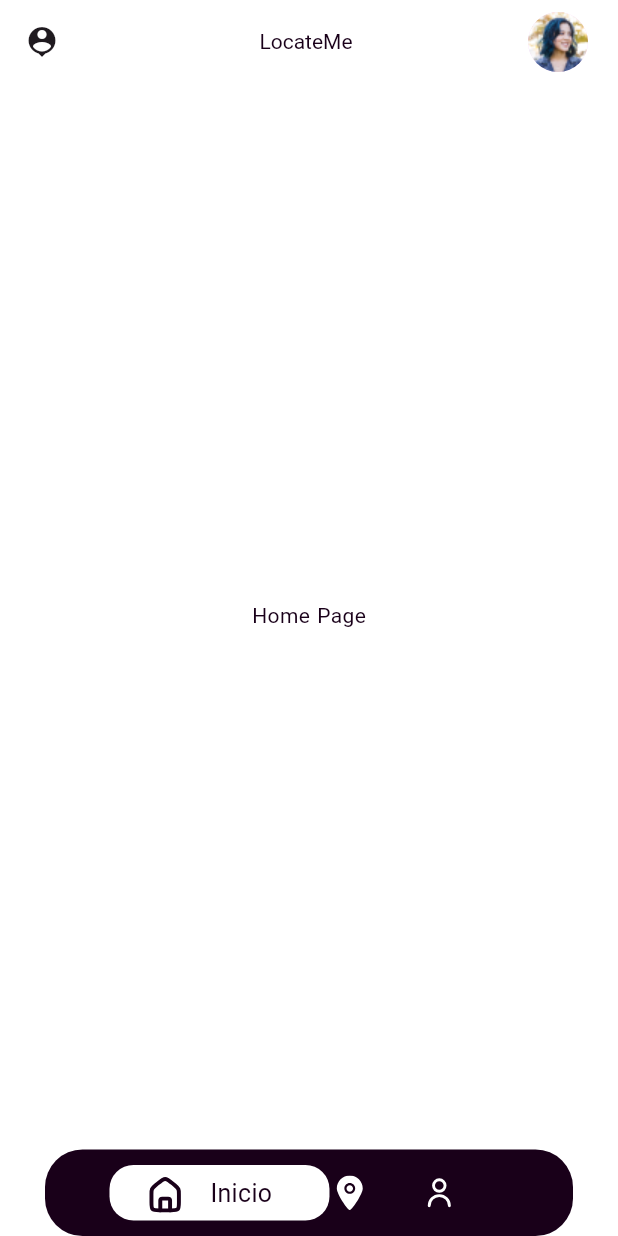
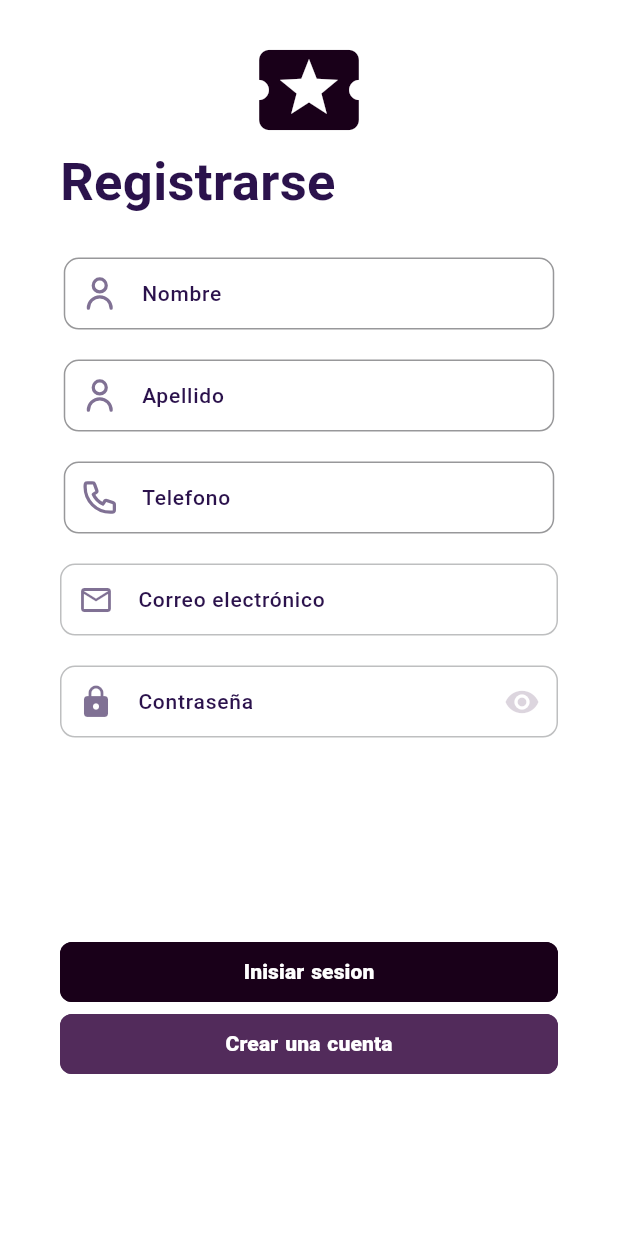
Before and after one commit to JhonatanAlvarezDhoz/LocateMe, a Flutter app: the screen it shows after launch, on a phone screen of 412 x 824 dp. Run offline on Flutter 3.47's test engine with Material 3 defaults, Android fonts, the phone set to English and light mode, and no system bars; drawn by our look-alikes of flutter_form_builder; our stand-ins replace animate_do, flutter_svg, form_builder_validators, image_picker, isar, mobx; accounts and stored records are empty; generated files the repository leaves out were written again; Roboto replaces fonts that are missing (Poppins).

Commit message:
logien an register view

```diff
--- a/lib/base/ui/page/splash_page.dart
+++ b/lib/base/ui/page/splash_page.dart
@@ -17,7 +17,7 @@ class _SplashPageState extends State<SplashPage> {
   void initState() {
     Future.delayed(const Duration(seconds: 5), () async {
       // in this point you can add functionality for init or validadte sesion
-      Navigator.of(context).pushReplacementNamed(AppRoutes.baseePage);
+      Navigator.of(context).pushReplacementNamed(AppRoutes.registerPage);
     });
     super.initState();
   }
@@ -38,6 +38,7 @@ class _SplashPageState extends State<SplashPage> {
                 child: const Icon(
                   Icons.location_on,
                   color: ThemeColors.white,
+                  size: 60,
                 )
                 // Image.asset(
                 //   "assets/images/logotitle.png",
--- /dev/null
+++ b/lib/base/widgets/custom_borders.dart
@@ -0,0 +1,18 @@
+import 'package:flutter/material.dart';
+
+class NoneOutlineInputBorder extends OutlineInputBorder {
+  NoneOutlineInputBorder()
+      : super(
+          borderSide: const NoneBorderSide(),
+          borderRadius: BorderRadius.circular(10.0),
+        );
+}
+
+class NoneBorderSide extends BorderSide {
+  const NoneBorderSide()
+      : super(
+          color: Colors.white,
+          width: 0,
+          style: BorderStyle.none,
+        );
+}
--- a/lib/base/widgets/custom_button.dart
+++ b/lib/base/widgets/custom_button.dart
@@ -27,7 +27,7 @@ class CustomButton extends ElevatedButton {
               elevation: WidgetStateProperty.all(elevation ?? 0),
               shape: WidgetStateProperty.all<RoundedRectangleBorder>(
                 RoundedRectangleBorder(
-                  borderRadius: borderRadius ?? BorderRadius.circular(20),
+                  borderRadius: borderRadius ?? BorderRadius.circular(8),
                   side: BorderSide(
                       color: borderColor ?? color ?? ThemeColors.white),
                 ),
--- a/lib/base/widgets/custom_text_form_field.dart
+++ b/lib/base/widgets/custom_text_form_field.dart
@@ -17,6 +17,7 @@ class CustomTextFormField extends StatelessWidget {
   final Color? borderColor;
   final Color? enabledBorderColor;
   final Color? hintColor;
+  final Color? labelColor;
   final Color? errorTextColor;
   final double? maxHeight;
   final double? maxWidth;
@@ -25,9 +26,11 @@ class CustomTextFormField extends StatelessWidget {
   final double fontSizeLabel;
   final int maxLines;
   final FontWeight fontWeightHint;
+  final FontWeight labelWeight;
+  final TextInputType? keyboardType;
 
-  const CustomTextFormField({
-    super.key,
+  const CustomTextFormField(
+      {super.key,
       required this.name,
       this.labelText,
       this.hintText,
@@ -42,18 +45,22 @@ class CustomTextFormField extends StatelessWidget {
       this.errorTextColor,
       this.maxHeight,
       this.maxWidth,
-    this.borderWidth = 1.8,
+      this.labelColor,
+      this.borderWidth = 1,
       this.fontSizeHint = 14,
       this.fontSizeLabel = 18,
       this.fontWeightHint = FontWeight.w300,
+      this.labelWeight = FontWeight.w500,
       required this.maxLines,
       this.iconRoute,
-  });
+      this.keyboardType = TextInputType.text,
+      required FormFieldValidator<String> validator});
 
   @override
   Widget build(BuildContext context) {
     return FormBuilderTextField(
       name: name,
+      keyboardType: keyboardType,
       initialValue: initialValue,
       autovalidateMode: AutovalidateMode
           .onUserInteraction, // Cambia este modo según tu preferencia
@@ -70,6 +77,12 @@ class CustomTextFormField extends StatelessWidget {
         ),
         filled: isFilled,
         fillColor: isFilled ? ThemeColors.white : Colors.transparent,
+        labelText: labelText,
+        labelStyle: TextStyle(
+          fontSize: fontSizeLabel,
+          fontWeight: labelWeight,
+          color: labelColor ?? ThemeColors.secondary,
+        ),
         hintText: hintText,
         hintStyle: TextStyle(
           fontSize: fontSizeHint,
@@ -86,9 +99,10 @@ class CustomTextFormField extends StatelessWidget {
                 padding: const EdgeInsets.all(11.0),
                 child: SvgPicture.asset(
                   iconRoute!,
+                  width: 4,
                   fit: BoxFit.contain,
-                  colorFilter: const ColorFilter.mode(
-                    ThemeColors.ligth,
+                  colorFilter: ColorFilter.mode(
+                    ThemeColors.secondary.withOpacity(0.6),
                     BlendMode.srcIn,
                   ),
                 ),
@@ -98,7 +112,7 @@ class CustomTextFormField extends StatelessWidget {
         enabledBorder: OutlineInputBorder(
           borderSide: BorderSide(
             width: borderWidth,
-            color: enabledBorderColor ?? ThemeColors.ligth.withOpacity(0.8),
+            color: enabledBorderColor ?? ThemeColors.whiteGray,
           ),
           borderRadius: BorderRadius.circular(10),
         ),
--- /dev/null
+++ b/lib/base/widgets/w_rounded_text_form_field.dart
@@ -0,0 +1,128 @@
+// ignore_for_file: overridden_fields
+
+import 'package:flutter/material.dart';
+
+import 'package:flutter_form_builder/flutter_form_builder.dart';
+import 'package:locate_me/base/widgets/widgets.dart';
+import 'package:locate_me/theme/theme_colors.dart';
+
+class RoundedTextFormField extends FormBuilderTextField {
+  final String? labelText;
+  final String? errorText;
+  final String? hintText;
+  final Widget? prefixIcon;
+  final Widget? suffixIcon;
+  final bool isFilled;
+  final Color? errorTextColor;
+  final Color? borderColor;
+  final Color? enabledBorderColor;
+  final Color? enabledFillColor;
+  final Color? hintColor;
+  final Color? labelColor;
+  final double? maxHeight;
+  final double? maxWidth;
+  final double? borderWidth;
+  final double? fontSizeLabel;
+  final double? fontSizeHint;
+  final FontWeight? fontWeightHint;
+  final FontWeight? labelWeight;
+  @override
+  final String? initialValue;
+  @override
+  final bool readOnly;
+
+  RoundedTextFormField({
+    super.controller,
+    super.keyboardType,
+    super.minLines,
+    super.maxLines,
+    this.errorText,
+    required super.name,
+    this.labelText,
+    this.hintText,
+    super.validator,
+    super.obscureText = false,
+    this.prefixIcon,
+    this.suffixIcon,
+    this.isFilled = false,
+    this.errorTextColor,
+    this.borderColor,
+    this.enabledFillColor,
+    this.enabledBorderColor,
+    this.initialValue,
+    this.readOnly = false,
+    this.maxHeight,
+    this.maxWidth,
+    this.labelWeight,
+    this.borderWidth,
+    this.fontSizeHint,
+    this.fontSizeLabel,
+    this.fontWeightHint,
+    this.hintColor,
+    this.labelColor,
+    super.textAlign,
+    super.onTap,
+    super.key,
+  }) : super(
+            initialValue: initialValue,
+            readOnly: readOnly,
+            decoration: InputDecoration(
+              constraints: BoxConstraints(
+                  maxHeight: maxHeight ?? double.infinity,
+                  maxWidth: maxWidth ?? double.infinity),
+              filled: isFilled,
+              fillColor: isFilled
+                  ? enabledFillColor ?? ThemeColors.white
+                  : Colors.transparent,
+              hintText: hintText,
+              labelText: labelText,
+              labelStyle: TextStyle(
+                  fontSize: fontSizeLabel ?? 18,
+                  color: labelColor ?? ThemeColors.secondary,
+                  fontWeight: labelWeight ?? FontWeight.w500),
+              prefixIcon: prefixIcon,
+              suffixIcon: suffixIcon,
+              hintStyle: TextStyle(
+                fontSize: fontSizeHint ?? 14,
+                fontWeight: fontWeightHint,
+                color: hintColor ?? ThemeColors.whiteGray,
+              ),
+              errorMaxLines: 3,
+              errorStyle: TextStyle(
+                color: errorTextColor,
+                overflow: TextOverflow.clip,
+                fontWeight: FontWeight.bold,
+              ),
+              contentPadding: const EdgeInsets.fromLTRB(20.0, 0.0, 20.0, 0.0),
+              focusedBorder: isFilled
+                  ? NoneOutlineInputBorder()
+                  : OutlineInputBorder(
+                      borderSide: BorderSide(
+                        color: enabledBorderColor ?? ThemeColors.whiteGray,
+                      ),
+                    ),
+              enabledBorder: isFilled
+                  ? (enabledBorderColor != null
+                      ? OutlineInputBorder(
+                          borderSide: BorderSide(
+                            width: borderWidth ?? 1,
+                            color: enabledBorderColor,
+                          ),
+                          borderRadius: BorderRadius.circular(10),
+                        )
+                      : NoneOutlineInputBorder())
+                  : (OutlineInputBorder(
+                      borderSide: BorderSide(
+                        width: borderWidth ?? 1.8,
+                        color: borderColor ??
+                            ThemeColors.tertiary.withOpacity(0.3),
+                      ),
+                      borderRadius: BorderRadius.circular(10),
+                    )),
+              border: isFilled
+                  ? NoneOutlineInputBorder()
+                  : OutlineInputBorder(
+                      borderRadius: BorderRadius.circular(10),
+                    ),
+            ));
+}
--- a/lib/base/widgets/widgets.dart
+++ b/lib/base/widgets/widgets.dart
@@ -1,3 +1,6 @@
+export 'package:locate_me/base/widgets/custom_borders.dart';
+export 'package:locate_me/base/widgets/w_rounded_text_form_field.dart';
+
 export 'package:locate_me/base/widgets/w_profile_buttom.dart';
 
 export 'package:locate_me/base/widgets/w_custom_app_bar.dart';
--- /dev/null
+++ b/lib/modules/login/ui/pages/login_page.dart
@@ -0,0 +1,81 @@
+import 'package:flutter/material.dart';
+import 'package:flutter_form_builder/flutter_form_builder.dart';
+import 'package:locate_me/base/constants/app_sizes.dart';
+import 'package:locate_me/base/widgets/widgets.dart';
+import 'package:locate_me/modules/login/ui/widgets/email_field.dart';
+import 'package:locate_me/modules/login/ui/widgets/password_field.dart';
+import 'package:locate_me/theme/theme_colors.dart';
+import 'package:locate_me/utils/utils.dart';
+
+class LoginPage extends StatelessWidget {
+  const LoginPage({super.key});
+
+  @override
+  Widget build(BuildContext context) {
+    final GlobalKey<FormBuilderState> loginFormKey =
+        GlobalKey<FormBuilderState>();
+    Responsive responsive = Responsive.of(context);
+    return Scaffold(
+      body: Container(
+        width: responsive.width,
+        height: responsive.height,
+        padding: const EdgeInsets.symmetric(horizontal: 40, vertical: 20),
+        child: FormBuilder(
+          key: loginFormKey,
+          child: Column(
+            children: [
+              gapH64,
+              const SafeArea(
+                  child: Icon(
+                Icons.local_activity,
+                size: 80,
+                color: ThemeColors.primary,
+              )),
+              SizedBox(
+                width: responsive.width,
+                height: responsive.heightResponsive(22),
+                child: Column(
+                  mainAxisAlignment: MainAxisAlignment.start,
+                  crossAxisAlignment: CrossAxisAlignment.start,
+                  children: [
+                    CustomText(
+                      text: "Inicia sesion",
+                      fontSize: 35,
+                      fontWeight: FontWeight.w600,
+                      color: ThemeColors.secondary,
+                    ),
+                    CustomText(
+                      text: "con tu cuenta",
+                      fontSize: 35,
+                      fontWeight: FontWeight.w600,
+                    ),
+                    gapH32,
+                    CustomText(
+                      text:
+                          "Un usuario, una contraseña, infinitas posibilidades.",
+                      maxLines: 2,
+                      fontSize: 17,
+                      color: ThemeColors.whiteGray,
+                    ),
+                  ],
+                ),
+              ),
+              const EmailField(
+                fontSizeLabel: 14,
+              ),
+              gapH20,
+              const PasswordField(fontSizeLabel: 14),
+              const Spacer(),
+              CustomButton(text: "Inisiar sesion"),
+              CustomButton(
+                text: "Crear una cuenta",
+                color: ThemeColors.tertiary,
+              ),
+              gapH84
+            ],
+          ),
+        ),
+      ),
+    );
+  }
+}
--- /dev/null
+++ b/lib/modules/login/ui/pages/register_page.dart
@@ -0,0 +1,110 @@
+import 'package:flutter/material.dart';
+import 'package:flutter_form_builder/flutter_form_builder.dart';
+import 'package:form_builder_validators/form_builder_validators.dart';
+import 'package:locate_me/base/constants/app_sizes.dart';
+import 'package:locate_me/base/widgets/widgets.dart';
+import 'package:locate_me/modules/login/ui/widgets/widgets.dart';
+import 'package:locate_me/theme/theme_colors.dart';
+import 'package:locate_me/utils/responsive.dart';
+
+class RegisterPage extends StatelessWidget {
+  const RegisterPage({super.key});
+
+  @override
+  Widget build(BuildContext context) {
+    final GlobalKey<FormBuilderState> loginFormKey =
+        GlobalKey<FormBuilderState>();
+    Responsive responsive = Responsive.of(context);
+    return Scaffold(
+      body: Container(
+        width: responsive.width,
+        height: responsive.height,
+        padding: const EdgeInsets.symmetric(horizontal: 40, vertical: 20),
+        child: FormBuilder(
+          key: loginFormKey,
+          child: Column(
+            children: [
+              const SafeArea(
+                  child: Icon(
+                Icons.local_activity,
+                size: 80,
+                color: ThemeColors.primary,
+              )),
+              SizedBox(
+                width: responsive.width,
+                height: responsive.heightResponsive(8.7),
+                child: Column(
+                  mainAxisAlignment: MainAxisAlignment.start,
+                  crossAxisAlignment: CrossAxisAlignment.start,
+                  children: [
+                    CustomText(
+                      text: "Registrarse",
+                      fontSize: 35,
+                      fontWeight: FontWeight.w600,
+                      color: ThemeColors.secondary,
+                    ),
+                    gapH32,
+                  ],
+                ),
+              ),
+              CustomTextFormField(
+                iconRoute: "assets/icons/user.svg",
+                name: "firstName",
+                labelText: "Nombre",
+                hintText: "Ingrese su nombre",
+                fontSizeLabel: 14,
+                maxLines: 1,
+                validator: FormBuilderValidators.compose([
+                  FormBuilderValidators.required(
+                    errorText: "El email es requerido",
+                  ),
+                ]),
+              ),
+              gapH20,
+              CustomTextFormField(
+                iconRoute: "assets/icons/user.svg",
+                name: "secondName",
+                labelText: "Apellido",
+                hintText: "Ingrese su apellido",
+                fontSizeLabel: 14,
+                maxLines: 1,
+                validator: FormBuilderValidators.compose([
+                  FormBuilderValidators.required(
+                    errorText: "El email es requerido",
+                  ),
+                ]),
+              ),
+              gapH20,
+              CustomTextFormField(
+                iconRoute: "assets/icons/phone.svg",
+                name: "phoneNumber",
+                labelText: "Telefono",
+                hintText: "Ingrese su telefono",
+                fontSizeLabel: 14,
+                maxLines: 1,
+                validator: FormBuilderValidators.compose([
+                  FormBuilderValidators.required(
+                    errorText: "El email es requerido",
+                  ),
+                ]),
+              ),
+              gapH20,
+              const EmailField(
+                fontSizeLabel: 14,
+              ),
+              gapH20,
+              const PasswordField(fontSizeLabel: 14),
+              const Spacer(),
+              CustomButton(text: "Inisiar sesion"),
+              CustomButton(
+                text: "Crear una cuenta",
+                color: ThemeColors.tertiary,
+              ),
+              gapH84
+            ],
+          ),
+        ),
+      ),
+    );
+  }
+}
--- /dev/null
+++ b/lib/modules/login/ui/widgets/email_field.dart
@@ -0,0 +1,68 @@
+import 'package:flutter/material.dart';
+import 'package:form_builder_validators/form_builder_validators.dart';
+import 'package:locate_me/base/widgets/widgets.dart';
+import 'package:locate_me/theme/theme_colors.dart';
+
+class EmailField extends StatelessWidget {
+  const EmailField({
+    this.isFilled = false,
+    this.prefixIcon,
+    this.errorTextColor,
+    this.initialValue,
+    super.key,
+    this.labelText,
+    this.hintText,
+    this.maxHeight,
+    this.maxWidth,
+    this.fontSizeHint,
+    this.fontSizeLabel,
+  }) : super();
+
+  final bool isFilled;
+  final Widget? prefixIcon;
+  final Color? errorTextColor;
+  final String? initialValue;
+  final String? labelText;
+  final String? hintText;
+  final double? maxHeight;
+  final double? maxWidth;
+  final double? fontSizeHint;
+  final double? fontSizeLabel;
+
+  @override
+  Widget build(BuildContext context) {
+    return RoundedTextFormField(
+      maxHeight: maxHeight ?? double.infinity,
+      maxWidth: maxWidth ?? double.infinity,
+      isFilled: isFilled,
+      name: 'email',
+      keyboardType: TextInputType.emailAddress,
+      labelText: 'Correo electrónico',
+      hintText: 'Ingresa tu correo',
+      fontSizeHint: fontSizeHint,
+      fontSizeLabel: fontSizeLabel,
+      errorTextColor: errorTextColor,
+      borderColor: ThemeColors.ligthBorderColor,
+      borderWidth: 1,
+      initialValue: initialValue,
+      prefixIcon: isFilled
+          ? null
+          : Icon(
+              Icons.email_outlined,
+              color: ThemeColors.secondary.withOpacity(0.6),
+            ),
+      validator: FormBuilderValidators.compose([
+        FormBuilderValidators.required(
+          errorText: "El email es requerido",
+        ),
+        FormBuilderValidators.email(
+          errorText: "Correo electrónico Inválido",
+        ),
+        FormBuilderValidators.match(
+          RegExp(r'^[a-zA-Z0-9._%+-]+@[a-zA-Z0-9.-]+\.[a-zA-Z]{2,}$'),
+          errorText: "Email no válido",
+        ),
+      ]),
+    );
+  }
+}
--- /dev/null
+++ b/lib/modules/login/ui/widgets/password_field.dart
@@ -0,0 +1,79 @@
+import 'package:flutter/material.dart';
+import 'package:form_builder_validators/form_builder_validators.dart';
+import 'package:locate_me/base/widgets/widgets.dart';
+import 'package:locate_me/theme/theme_colors.dart';
+
+class PasswordField extends StatefulWidget {
+  const PasswordField({
+    this.name,
+    this.isFilled = false,
+    super.key,
+    this.errorTextColor,
+    this.labelText,
+    this.hintText,
+    this.maxHeight,
+    this.maxWidth,
+    this.fontSizeHint,
+    this.fontSizeLabel,
+    this.labelWeight,
+    this.borderColor,
+    this.validator,
+  }) : super();
+
+  final bool isFilled;
+  final Color? errorTextColor;
+  final String? name;
+  final String? labelText;
+  final String? hintText;
+  final double? maxHeight;
+  final double? maxWidth;
+  final double? fontSizeHint;
+  final double? fontSizeLabel;
+  final FontWeight? labelWeight;
+  final Color? borderColor;
+  final String? Function(String?)? validator;
+
+  @override
+  State<PasswordField> createState() => _PasswordFieldState();
+}
+
+class _PasswordFieldState extends State<PasswordField> {
+  bool isObscure = true;
+
+  @override
+  Widget build(BuildContext context) {
+    return RoundedTextFormField(
+      labelWeight: widget.labelWeight,
+      maxHeight: widget.maxHeight ?? double.infinity,
+      maxWidth: widget.maxWidth ?? double.infinity,
+      isFilled: widget.isFilled,
+      name: widget.name ?? 'password',
+      keyboardType: TextInputType.text,
+      labelText: widget.labelText ?? 'Contraseña',
+      hintText: widget.hintText ?? 'Agrega tu contraseña',
+      fontSizeHint: widget.fontSizeHint,
+      fontSizeLabel: widget.fontSizeLabel,
+      obscureText: isObscure,
+      errorTextColor: widget.errorTextColor,
+      borderColor: widget.borderColor ?? ThemeColors.ligthBorderColor,
+      borderWidth: 1,
+      prefixIcon: Icon(
+        Icons.lock_rounded,
+        color: ThemeColors.secondary.withOpacity(0.6),
+      ),
+      suffixIcon: IconButton(
+        onPressed: () => setState(() => isObscure = !isObscure),
+        icon: Icon(
+          isObscure ? Icons.visibility : Icons.visibility_off,
+        ),
+        color: ThemeColors.tertiary.withOpacity(0.2),
+      ),
+      validator: widget.validator ??
+          FormBuilderValidators.compose([
+            FormBuilderValidators.required(
+              errorText: "La contraseña es requerida",
+            ),
+          ]),
+    );
+  }
+}
--- /dev/null
+++ b/lib/modules/login/ui/widgets/widgets.dart
@@ -0,0 +1,2 @@
+export 'package:locate_me/modules/login/ui/widgets/email_field.dart';
+export 'package:locate_me/modules/login/ui/widgets/password_field.dart';
--- a/lib/modules/user/data/models/user.dart
+++ b/lib/modules/user/data/models/user.dart
@@ -19,8 +19,8 @@ class User {
 
   final String password;
   final String? profilePhoto;
-  final List<String> friendId;
-  final List<String> locationId;
+  final List<String>? friendId;
+  final List<String>? locationId;
 
   User({
     required this.id,
@@ -30,8 +30,8 @@ class User {
     required this.phoneNumber,
     required this.password,
     this.profilePhoto,
-    required this.friendId,
-    required this.locationId,
+    this.friendId,
+    this.locationId,
   });
 
   factory User.fromJson(Map<String, dynamic> json) => User(
@@ -42,8 +42,12 @@ class User {
         phoneNumber: json["phoneNumber"],
         password: json["password"],
         profilePhoto: json["profilePhoto"],
-        friendId: List<String>.from(json["friendId"].map((x) => x)),
-        locationId: List<String>.from(json["locationId"].map((x) => x)),
+        friendId: json["friendId"] != null
+            ? List<String>.from(json["friendId"].map((x) => x))
+            : null,
+        locationId: json["locationId"] != null
+            ? List<String>.from(json["locationId"].map((x) => x))
+            : null,
       );
 
   Map<String, dynamic> toJson() => {
@@ -54,8 +58,12 @@ class User {
         "phoneNumber": phoneNumber,
         "password": password,
         "profilePhoto": profilePhoto,
-        "friendId": List<dynamic>.from(friendId.map((x) => x)),
-        "locationId": List<dynamic>.from(locationId.map((x) => x)),
+        "friendId": friendId != null
+            ? List<dynamic>.from(friendId!.map((x) => x))
+            : null,
+        "locationId": locationId != null
+            ? List<dynamic>.from(locationId!.map((x) => x))
+            : null,
       };
 }
 
--- a/lib/routes/app_pages.dart
+++ b/lib/routes/app_pages.dart
@@ -4,6 +4,8 @@ import 'package:locate_me/base/ui/page/base_page.dart';
 import 'package:locate_me/base/ui/page/splash_page.dart';
 import 'package:locate_me/modules/home/ui/page/home_page.dart';
 import 'package:locate_me/modules/location/ui/page/location_page.dart';
+import 'package:locate_me/modules/login/ui/pages/login_page.dart';
+import 'package:locate_me/modules/login/ui/pages/register_page.dart';
 import 'package:locate_me/modules/user/ui/page/user_page.dart';
 import 'package:locate_me/routes/app_routes.dart';
 
@@ -21,6 +23,10 @@ class AppPages {
         return CupertinoPageRoute(builder: (_) => const LocationPage());
       case AppRoutes.userPage:
         return CupertinoPageRoute(builder: (_) => const UserPage());
+      case AppRoutes.loginPage:
+        return CupertinoPageRoute(builder: (_) => const LoginPage());
+      case AppRoutes.registerPage:
+        return CupertinoPageRoute(builder: (_) => const RegisterPage());
 
       default:
         return CupertinoPageRoute(builder: (_) => const Scaffold());
--- a/lib/routes/app_routes.dart
+++ b/lib/routes/app_routes.dart
@@ -4,4 +4,6 @@ class AppRoutes {
   static const String homePage = "/homePage";
   static const String locationPage = "/locationPage";
   static const String userPage = "/userPage";
+  static const String loginPage = "/loginPage";
+  static const String registerPage = "/registerPage";
 }
```
Also changed, not shown: assets/icons/phone.svg (added), lib/modules/user/data/models/user.g.dart, 1 other file. Lines whose indentation alone changed are shown as unchanged.
